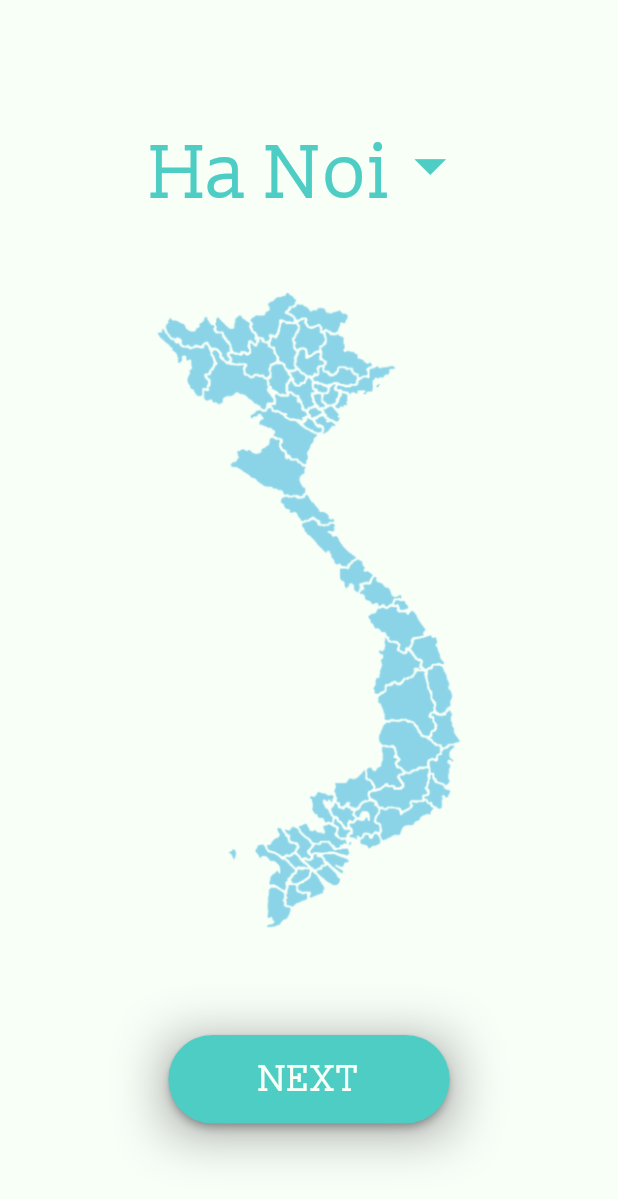
After one commit to binhle3920/vn_notitia, a Flutter app: the screen it shows after launch, on a phone screen of 412 x 824 dp. The commit adds this screen. Shown: the top 1199 px of the screen. Run offline on Flutter 3.47's test engine with Material 2 defaults, Android fonts, the phone set to English and light mode, and no system bars; our stand-ins replace convex_bottom_bar, flutter_swiper.

Commit message:
Add choose city screen, add on press for navigation bar

```diff
--- /dev/null
+++ b/lib/view/screens/city.dart
@@ -0,0 +1,103 @@
+import 'package:flutter/material.dart';
+import 'package:vn_notitia/view/screens/news.dart';
+
+class ChooseCityScreen extends StatefulWidget {
+  const ChooseCityScreen({Key key}) : super(key: key);
+
+  @override
+  _ChooseCityScreenState createState() => _ChooseCityScreenState();
+}
+
+class _ChooseCityScreenState extends State<ChooseCityScreen> {
+  String _dropDownValue;
+  List<String> _dropDownList;
+
+  @override
+  void initState() {
+    _dropDownList = ['Ha Noi', 'TP.HCM', 'Da Nang', 'Kontum'];
+    _dropDownValue = _dropDownList[0];
+    super.initState();
+  }
+
+  @override
+  Widget build(BuildContext context) {
+    return Scaffold(
+      backgroundColor: Color.fromRGBO(247, 255, 247, 1),
+      body: Center(
+        child: Column(
+          mainAxisAlignment: MainAxisAlignment.center,
+          children: <Widget>[
+            _dropdownButton(),
+            Padding(
+              padding: EdgeInsets.only(top: 40, bottom: 40),
+              child: Image.asset(
+                'assets/images/map.png',
+                width: 221,
+                height: 465
+              ),
+            ),
+            _nextButton()
+          ],
+        ),
+      ),
+    );
+  }
+
+  Widget _dropdownButton() {
+    return Container(
+      height: 70,
+      child: DropdownButtonHideUnderline(
+        child: DropdownButton(
+          iconSize: 50,
+          iconEnabledColor: Color.fromRGBO(78, 205, 196, 1),
+          isExpanded: false,
+          hint: Text(
+              _dropDownValue,
+              style: TextStyle(fontSize: 50, color: Color.fromRGBO(78, 205, 196, 1))
+          ),
+          items: _dropDownList.map((val) {
+            return DropdownMenuItem(child: Text(val), value: val);
+          }).toList(),
+          onChanged: (val) {
+            setState(() {
+              _dropDownValue = val;
+            });
+          },
+        ),
+      ),
+    );
+  }
+
+  Widget _nextButton() {
+    return Container(
+      height: 59,
+      width: 187.5,
+      decoration: BoxDecoration(
+        boxShadow: [
+          BoxShadow(
+            color: Colors.grey,
+            offset: Offset(0.0, 5.0),
+            blurRadius: 30.0
+          )
+        ]
+      ),
+      child: RawMaterialButton(
+        onPressed: () {
+          Navigator.of(context).push(MaterialPageRoute(builder: (context) => NewsScreen()));
+        },
+        shape: RoundedRectangleBorder(borderRadius: BorderRadius.circular(100)),
+        fillColor: Color.fromRGBO(78, 205, 196, 1),
+        hoverColor: Color.fromRGBO(247, 255, 247, 1),
+        child: Center(
+          child: Text(
+            "NEXT",
+            style: TextStyle(
+                color: Color.fromRGBO(247, 255, 247, 1),
+                fontSize: 25
+            ),
+          ),
+        ),
+      ),
+    );
+  }
+}
--- a/lib/view/screens/loading.dart
+++ b/lib/view/screens/loading.dart
@@ -3,7 +3,7 @@ import 'dart:async';
 import 'package:flutter/cupertino.dart';
 import 'package:flutter/material.dart';
 import 'package:flutter/animation.dart';
-import 'package:vn_notitia/view/screens/travel.dart';
+import 'package:vn_notitia/view/screens/city.dart';
 
 class LoadingScreen extends StatefulWidget {
   const LoadingScreen({Key key}) : super(key: key);
@@ -24,7 +24,7 @@ class _LoadingScreenState extends State<LoadingScreen> with TickerProviderStateM
     animationController.forward();
 
     Timer(Duration(seconds: 3), () {
-      Navigator.of(context).pushReplacement(MaterialPageRoute(builder: (context) => TravelScreen()));
+      Navigator.of(context).pushReplacement(MaterialPageRoute(builder: (context) => ChooseCityScreen()));
     });
 
     super.initState();
--- a/lib/view/utils/navigation_bar.dart
+++ b/lib/view/utils/navigation_bar.dart
@@ -1,5 +1,6 @@
 import 'package:flutter/material.dart';
 import 'package:convex_bottom_bar/convex_bottom_bar.dart';
+import 'package:vn_notitia/view/screens/city.dart';
 
 class BottomNavigation extends StatelessWidget {
   const BottomNavigation({Key key}) : super(key: key);
@@ -9,7 +10,9 @@ class BottomNavigation extends StatelessWidget {
       icon: Icons.home,
       color: Colors.white,
       backgroundColor: Color.fromRGBO(26, 83, 92, 1),
-      onTap: () {},
+      onTap: () {
+        Navigator.of(context).push(MaterialPageRoute(builder: (context) => ChooseCityScreen()));
+      },
     );
   }
 }
```
Also changed, not shown: lib/main.dart (+1 -90 lines), pubspec.yaml (+6 -1 lines), assets/fonts/Slabo13px-Regular.ttf (added), assets/images/flag.png (added), assets/images/map.png (added), pubspec.lock.
